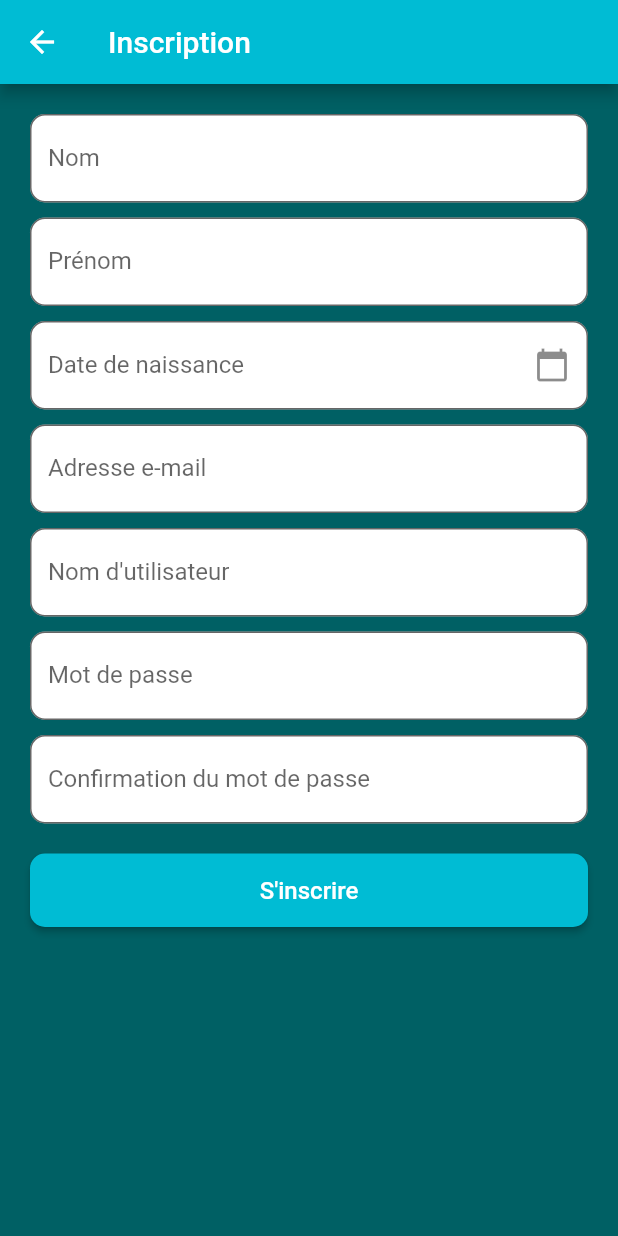
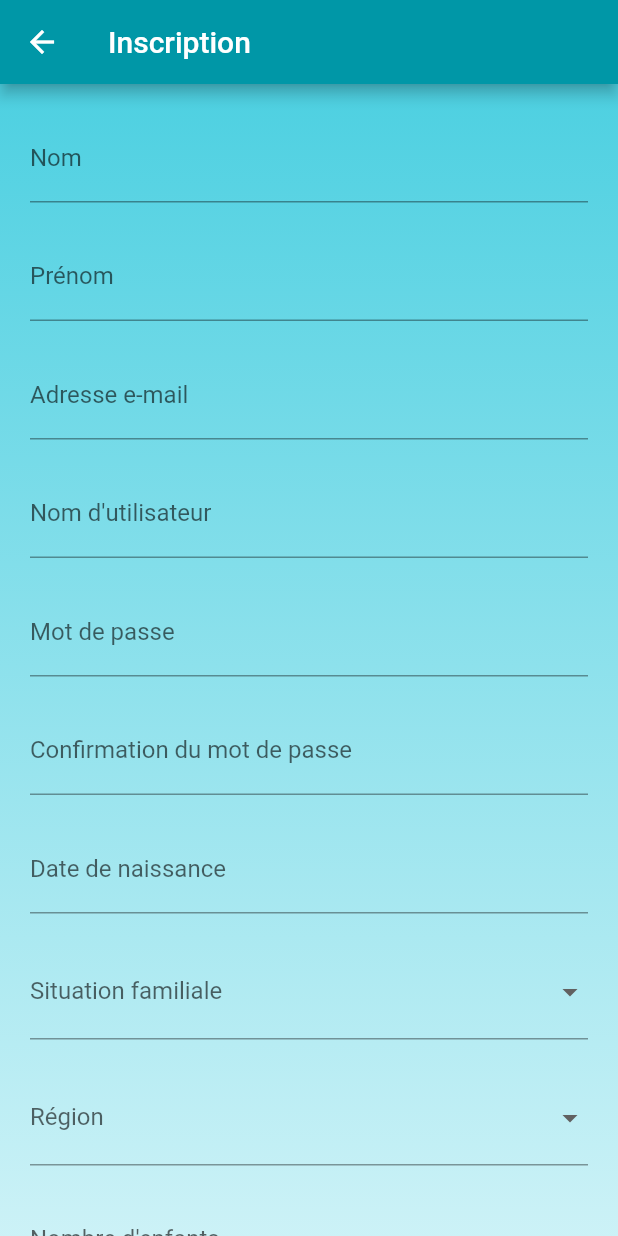
Before and after one commit to naoufal-mft/EconomiZ, a Flutter app: the RegistrationPage screen opened by its route, on a phone screen of 412 x 824 dp. Run offline on Flutter 3.47's test engine with Material 2 defaults, Android fonts, the phone set to English and light mode, and no system bars.

Commit message:
feat(page de registration): ajout de qlqs champs

```diff
--- a/lib/registration_page.dart
+++ b/lib/registration_page.dart
@@ -7,17 +7,40 @@ class RegistrationPage extends StatefulWidget {
   _RegistrationPageState createState() => _RegistrationPageState();
 }
 
-class _RegistrationPageState extends State<RegistrationPage> with SingleTickerProviderStateMixin {
+class _RegistrationPageState extends State<RegistrationPage>
+    with SingleTickerProviderStateMixin {
   late AnimationController _controleurAnimation;
   late Animation<double> _animation;
 
   TextEditingController nomController = TextEditingController();
   TextEditingController prenomController = TextEditingController();
-  TextEditingController dateNaissanceController = TextEditingController();
   TextEditingController emailController = TextEditingController();
   TextEditingController nomUtilisateurController = TextEditingController();
   TextEditingController motDePasseController = TextEditingController();
-  TextEditingController confirmationMotDePasseController = TextEditingController();
+  TextEditingController confirmationMotDePasseController =
+  TextEditingController();
+
+  DateTime? selectedDate;
+  TextEditingController dateNaissanceController = TextEditingController();
+
+  String? selectedSituationFamiliale;
+  List<String> situationsFamiliales = [
+    'Célibataire',
+    'Marié(e)',
+    'Divorcé(e)',
+    'Veuf/Veuve'
+  ];
+
+  String? selectedRegion;
+  List<String> regions = [
+    'Région 1',
+    'Région 2',
+    'Région 3',
+    'Région 4',
+    'Région 5'
+  ];
+
+  TextEditingController nbreEnfantsController = TextEditingController(); // Ajout du champ de texte pour le nombre d'enfants
 
   @override
   void initState() {
@@ -42,16 +65,40 @@ class _RegistrationPageState extends State<RegistrationPage> with SingleTickerPr
     super.dispose();
   }
 
+  Future<void> _selectDate(BuildContext context) async {
+    final DateTime? pickedDate = await showDatePicker(
+      context: context,
+      initialDate: DateTime.now(),
+      firstDate: DateTime(1900),
+      lastDate: DateTime.now(),
+    );
+
+    if (pickedDate != null) {
+      setState(() {
+        selectedDate = pickedDate;
+        dateNaissanceController.text =
+            DateFormat('dd/MM/yyyy').format(selectedDate!);
+      });
+    }
+  }
+
   @override
   Widget build(BuildContext context) {
     return Scaffold(
       appBar: AppBar(
         title: Text('Inscription'),
-        backgroundColor: Colors.cyan, // Couleur dorée
+        backgroundColor: Colors.cyan.shade700,
       ),
-      backgroundColor: Colors.cyan.shade900, // Couleur de fond sombre
+
       body: SingleChildScrollView(
-        child: Padding(
+        child: Container(
+          decoration: BoxDecoration(
+            gradient: LinearGradient(
+              begin: Alignment.topCenter,
+              end: Alignment.bottomCenter,
+              colors: [Colors.cyan.shade300, Colors.cyan.shade50],
+            ),
+          ),
           padding: EdgeInsets.all(20.0),
           child: FadeTransition(
             opacity: _animation,
@@ -59,107 +106,105 @@ class _RegistrationPageState extends State<RegistrationPage> with SingleTickerPr
               crossAxisAlignment: CrossAxisAlignment.stretch,
               children: [
                 // Champs de texte pour les informations de l'utilisateur
-                TextField(
+                TextFormField(
                   controller: nomController,
                   decoration: InputDecoration(
                     labelText: 'Nom',
-                    filled: true,
-                    fillColor: Colors.white,
-                    border: OutlineInputBorder(
-                      borderRadius: BorderRadius.circular(10.0),
+                  ),
+                ),
+                SizedBox(height: 20.0),
+                TextFormField(
+                  controller: prenomController,
+                  decoration: InputDecoration(
+                    labelText: 'Prénom',
+                  ),
+                ),
+                SizedBox(height: 20.0),
+                TextFormField(
+                  controller: emailController,
+                  decoration: InputDecoration(
+                    labelText: 'Adresse e-mail',
+                  ),
+                ),
+                SizedBox(height: 20.0),
+                TextFormField(
+                  controller: nomUtilisateurController,
+                  decoration: InputDecoration(
+                    labelText: 'Nom d\'utilisateur',
+                  ),
+                ),
+                SizedBox(height: 20.0),
+                TextFormField(
+                  controller: motDePasseController,
+                  decoration: InputDecoration(
+                    labelText: 'Mot de passe',
+                  ),
+                  obscureText: true,
+                ),
+                SizedBox(height: 20.0),
+                TextFormField(
+                  controller: confirmationMotDePasseController,
+                  decoration: InputDecoration(
+                    labelText: 'Confirmation du mot de passe',
+                  ),
+                  obscureText: true,
+                ),
+                SizedBox(height: 20.0),
+                InkWell(
+                  onTap: () {
+                    _selectDate(context);
+                  },
+                  child: IgnorePointer(
+                    child: TextFormField(
+                      controller: dateNaissanceController,
+                      decoration: InputDecoration(
+                        labelText: 'Date de naissance',
+                      ),
                     ),
                   ),
                 ),
-                SizedBox(height: 10.0),
-                TextField(
-                  controller: prenomController,
+                SizedBox(height: 20.0),
+                DropdownButtonFormField<String>(
+                  value: selectedSituationFamiliale,
+                  onChanged: (newValue) {
+                    setState(() {
+                      selectedSituationFamiliale = newValue;
+                    });
+                  },
+                  items: situationsFamiliales.map((situation) {
+                    return DropdownMenuItem<String>(
+                      value: situation,
+                      child: Text(situation),
+                    );
+                  }).toList(),
                   decoration: InputDecoration(
-                    labelText: 'Prénom',
-                    filled: true,
-                    fillColor: Colors.white,
-                    border: OutlineInputBorder(
-                      borderRadius: BorderRadius.circular(10.0),
-                    ),
+                    labelText: 'Situation familiale',
                   ),
                 ),
-                SizedBox(height: 10.0),
-                TextField(
-                  controller: dateNaissanceController,
+                SizedBox(height: 20.0),
+                DropdownButtonFormField<String>(
+                  value: selectedRegion,
+                  onChanged: (newValue) {
+                    setState(() {
+                      selectedRegion = newValue;
+                    });
+                  },
+                  items: regions.map((region) {
+                    return DropdownMenuItem<String>(
+                      value: region,
+                      child: Text(region),
+                    );
+                  }).toList(),
                   decoration: InputDecoration(
-                    labelText: 'Date de naissance',
-                    filled: true,
-                    fillColor: Colors.white,
-                    border: OutlineInputBorder(
-                      borderRadius: BorderRadius.circular(10.0),
-                    ),
-                    suffixIcon: Icon(Icons.calendar_today),
-                  ),
-                  readOnly: true, // Pour empêcher la saisie manuelle de la date
-                  onTap: () async {
-                    DateTime? selectedDate = await showDatePicker(
-                      context: context,
-                      initialDate: DateTime.now(),
-                      firstDate: DateTime(1900),
-                      lastDate: DateTime.now(),
-                    );
-
-                    if (selectedDate != null) {
-                      String formattedDate = DateFormat('yyyy-MM-dd').format(selectedDate);
-                      setState(() {
-                        dateNaissanceController.text = formattedDate;
-                      });
-                    }
-                  },
-                ),
-                SizedBox(height: 10.0),
-                TextField(
-                  controller: emailController,
-                  decoration: InputDecoration(
-                    labelText: 'Adresse e-mail',
-                    filled: true,
-                    fillColor: Colors.white,
-                    border: OutlineInputBorder(
-                      borderRadius: BorderRadius.circular(10.0),
-                    ),
+                    labelText: 'Région',
                   ),
                 ),
-                SizedBox(height: 10.0),
-                TextField(
-                  controller: nomUtilisateurController,
+                SizedBox(height: 20.0),
+                TextFormField(
+                  controller: nbreEnfantsController,
                   decoration: InputDecoration(
-                    labelText: 'Nom d\'utilisateur',
-                    filled: true,
-                    fillColor: Colors.white,
-                    border: OutlineInputBorder(
-                      borderRadius: BorderRadius.circular(10.0),
-                    ),
+                    labelText: 'Nombre d\'enfants', // Libellé du champ de texte pour le nombre d'enfants
                   ),
-                ),
-                SizedBox(height: 10.0),
-                TextField(
-                  controller: motDePasseController,
-                  decoration: InputDecoration(
-                    labelText: 'Mot de passe',
-                    filled: true,
-                    fillColor: Colors.white,
-                    border: OutlineInputBorder(
-                      borderRadius: BorderRadius.circular(10.0),
-                    ),
-                  ),
-                  obscureText: true,
-                ),
-                SizedBox(height: 10.0),
-                TextField(
-                  controller: confirmationMotDePasseController,
-                  decoration: InputDecoration(
-                    labelText: 'Confirmation du mot de passe',
-                    filled: true,
-                    fillColor: Colors.white,
-                    border: OutlineInputBorder(
-                      borderRadius: BorderRadius.circular(10.0),
-                    ),
-                  ),
-                  obscureText: true,
                 ),
                 SizedBox(height: 20.0),
                 ElevatedButton(
@@ -167,19 +212,20 @@ class _RegistrationPageState extends State<RegistrationPage> with SingleTickerPr
                     // Vérifier les informations de l'utilisateur
                     String nom = nomController.text;
                     String prenom = prenomController.text;
-                    String dateNaissance = dateNaissanceController.text;
                     String email = emailController.text;
                     String nomUtilisateur = nomUtilisateurController.text;
                     String motDePasse = motDePasseController.text;
-                    String confirmationMotDePasse = confirmationMotDePasseController.text;
+                    String confirmationMotDePasse =
+                        confirmationMotDePasseController.text;
 
                     if (nom.isNotEmpty &&
                         prenom.isNotEmpty &&
-                        dateNaissance.isNotEmpty &&
                         email.isNotEmpty &&
                         nomUtilisateur.isNotEmpty &&
                         motDePasse.isNotEmpty &&
-                        confirmationMotDePasse.isNotEmpty) {
+                        confirmationMotDePasse.isNotEmpty &&
+                        selectedSituationFamiliale != null &&
+                        selectedRegion != null) {
                       if (motDePasse == confirmationMotDePasse) {
                         // Rediriger vers la page de gestion du budget
                         Navigator.push(
@@ -226,9 +272,9 @@ class _RegistrationPageState extends State<RegistrationPage> with SingleTickerPr
                     }
                   },
                   style: ElevatedButton.styleFrom(
-                    backgroundColor: Colors.cyan, // Couleur dorée
+                    backgroundColor: Colors.cyan.shade800,
                     shape: RoundedRectangleBorder(
-                      borderRadius: BorderRadius.circular(10.0),
+                      borderRadius: BorderRadius.circular(50.0),
                     ),
                     padding: EdgeInsets.symmetric(vertical: 15.0),
                   ),
--- a/pubspec.yaml
+++ b/pubspec.yaml
@@ -55,6 +55,8 @@ dev_dependencies:
 flutter:
   assets:
     - assets/user.png
+    - assets/eco.gif
+    - assets/6oa.gif
   # The following line ensures that the Material Icons font is
   # included with your application, so that you can use the icons in
   # the material Icons class.
```
Also changed, not shown: lib/login_page.dart (+15 -4 lines), lib/splash_page.dart (+21 -24 lines), assets/6oa.gif (added), assets/eco.gif (added).
